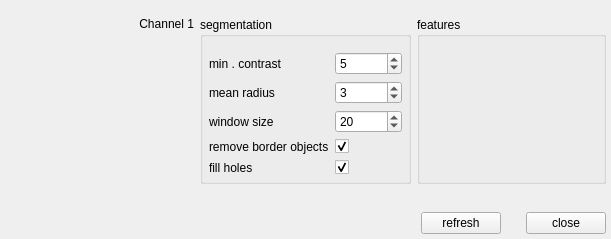
The window that af/gui/segmentationdlg.ui (manerotoni/afw) describes before a commit, drawn with Qt 5.
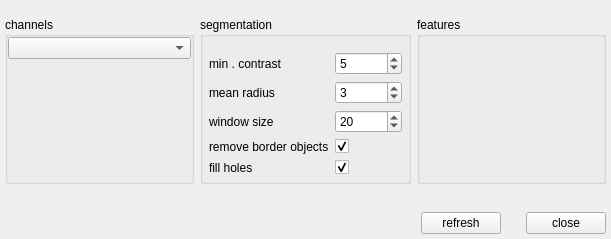
The same window after the commit. Custom widgets are drawn as their Qt base class.

Commit message: combobox for primary channel added

What changed in the file:
```diff
--- a/af/gui/segmentationdlg.ui
+++ b/af/gui/segmentationdlg.ui
@@ -188,13 +188,34 @@
       </widget>
      </item>
      <item row="0" column="0">
-      <widget class="QLabel" name="channel1Label">
-       <property name="text">
-        <string>Channel 1</string>
+      <widget class="QGroupBox" name="channelbox">
+       <property name="title">
+        <string>channels</string>
        </property>
-       <property name="alignment">
-        <set>Qt::AlignRight|Qt::AlignTop|Qt::AlignTrailing</set>
-       </property>
+       <layout class="QVBoxLayout" name="verticalLayout_2">
+        <property name="spacing">
+         <number>0</number>
+        </property>
+        <property name="margin">
+         <number>0</number>
+        </property>
+        <item>
+         <widget class="QComboBox" name="pchannel"/>
+        </item>
+        <item>
+         <spacer name="vspacer_2">
+          <property name="orientation">
+           <enum>Qt::Vertical</enum>
+          </property>
+          <property name="sizeHint" stdset="0">
+           <size>
+            <width>20</width>
+            <height>40</height>
+           </size>
+          </property>
+         </spacer>
+        </item>
+       </layout>
       </widget>
      </item>
     </layout>
```
Left out of the diff: 36 changed lines with no effect on the pictures. The commit also changes 1 other file.
